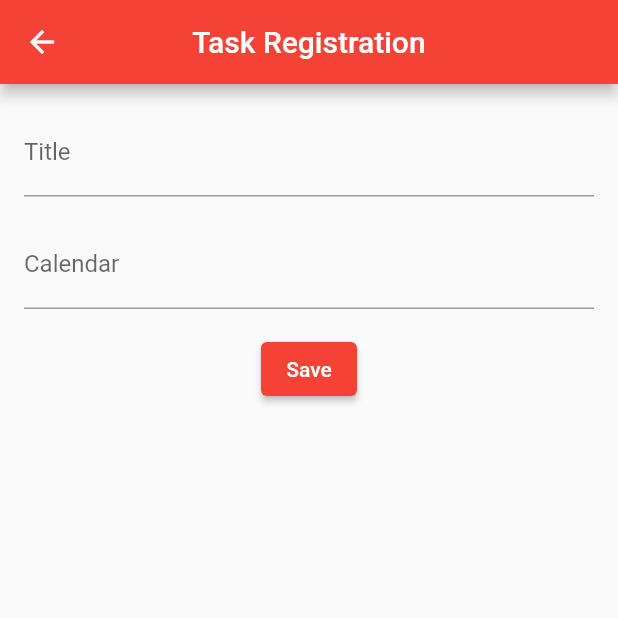
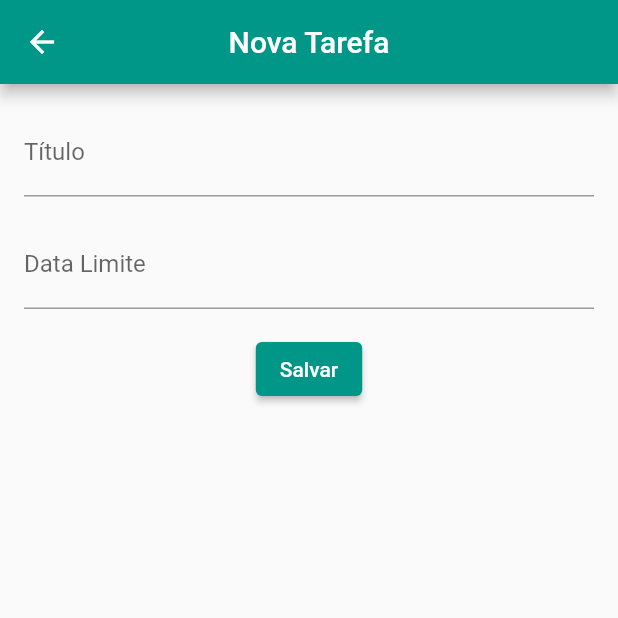
Before and after one commit to lucasmartinsribeiro/task_manager, a Flutter app: the screen it shows after launch, after a tap on the "add" icon, on a phone screen of 412 x 824 dp, the top half of it. Run offline on Flutter 3.47's test engine with Material 2 defaults, Android fonts, the phone set to English and light mode, and no system bars.

Commit message:
formatacao da data

```diff
--- a/lib/form.dart
+++ b/lib/form.dart
@@ -1,17 +1,17 @@
 import 'package:flutter/material.dart';
 import 'package:task_manager/main.dart';
+import 'package:intl/intl.dart';
 import 'task_controller.dart';
 import 'task.dart';
 
 void main() => runApp(MaterialApp(
       title: 'Navigation',
-    theme: ThemeData(primarySwatch: Colors.red),
+      theme: ThemeData(primarySwatch: Colors.teal),
       home: const MyTask(),
       debugShowCheckedModeBanner: false,
     ));
 
 class MyTask extends StatefulWidget {
-
   const MyTask({Key? key}) : super(key: key);
 
   @override
@@ -23,11 +23,13 @@ class _MyTaskState extends State<MyTask> {
 
   final TextEditingController _controllerCalendar = TextEditingController();
 
+  DateTime selectedDate = DateTime.now();
+
   @override
   Widget build(BuildContext context) {
     return Scaffold(
       appBar: AppBar(
-          title: const Text('Task Registration'),
+        title: const Text('Nova Tarefa'),
         centerTitle: true,
       ),
       body: Padding(
@@ -36,25 +38,27 @@ class _MyTaskState extends State<MyTask> {
           children: <Widget>[
             TextField(
               controller: _controllerTitle,
-                decoration: const InputDecoration(labelText: 'Title'),
+              decoration: const InputDecoration(labelText: 'Título'),
             ),
             Padding(
               padding: const EdgeInsets.only(top: 16.0),
               child: TextField(
                   controller: _controllerCalendar,
-                  decoration: const InputDecoration(labelText: 'Calendar'),
+                  decoration: const InputDecoration(labelText: 'Data Limite'),
                   onTap: () async {
-                    var date = await showDatePicker(context: context, initialDate: DateTime.now(),
-                      firstDate: DateTime(2022), lastDate: DateTime(2050)
-                    );
-                    _controllerCalendar.text = date.toString();
-                  }
-                ),
+                    DateTime? date = await showDatePicker(
+                        context: context,
+                        initialDate: selectedDate,
+                        firstDate: DateTime(2022),
+                        lastDate: DateTime(2050));
+                    _controllerCalendar.text =
+                        DateFormat('dd/MM/yyyy').format(date!);
+                  }),
             ),
             Padding(
               padding: const EdgeInsets.only(top: 16.0),
               child: ElevatedButton(
-                  child: const Text('Save'),
+                child: const Text('Salvar'),
                 onPressed: () {
                   final String title = _controllerTitle.text;
                   final String calendar = _controllerCalendar.text;
@@ -65,15 +69,19 @@ class _MyTaskState extends State<MyTask> {
                     TaskController.list.add(Task(title, calendar));
                   }
 
-                  showDialog(context: context, builder: (BuildContext context) => AlertDialog(
-                    title: const Text ('Success'),
-                    content: const Text('Saved successfully'),
+                  showDialog(
+                      context: context,
+                      builder: (BuildContext context) => AlertDialog(
+                              title: const Text('Salvo'),
+                              content:
+                                  const Text('A tarefa foi salva com sucesso!'),
                               actions: <Widget>[
-                      TextButton(onPressed: () => {callScreen(context, const MyHomePage())},
+                                TextButton(
+                                  onPressed: () =>
+                                      {callScreen(context, const MyHomePage())},
                                   child: const Text('Ok'),
                                 )
-                    ]
-                  ));
+                              ]));
                 },
               ),
             ),
@@ -92,6 +100,5 @@ ElevatedButton buttonBack(BuildContext context) {
           context,
           MaterialPageRoute(builder: (context) => const MyTask()),
         );
+      });
 }
-  );
-}
--- a/lib/main.dart
+++ b/lib/main.dart
@@ -1,12 +1,18 @@
 import 'package:task_manager/form.dart';
 import 'package:flutter/material.dart';
+import 'package:flutter_localizations/flutter_localizations.dart';
 import 'task_controller.dart';
 import 'form.dart';
 
 void main() {
   runApp(MaterialApp(
+    localizationsDelegates: [
+      GlobalMaterialLocalizations.delegate,
+      GlobalWidgetsLocalizations.delegate
+    ],
+    supportedLocales: [const Locale('pt', 'BR')],
     title: 'Navigation',
-    theme: ThemeData(primarySwatch: Colors.red),
+    theme: ThemeData(primarySwatch: Colors.teal),
     home: const MyHomePage(),
     debugShowCheckedModeBanner: false,
   ));
@@ -20,12 +26,11 @@ class MyHomePage extends StatefulWidget {
 }
 
 class _MyHomePageState extends State<MyHomePage> {
-
   @override
   Widget build(BuildContext context) {
     return Scaffold(
       appBar: AppBar(
-        title: const Text('Task List'),
+        title: const Text('Lista de Tarefas'),
         centerTitle: true,
       ),
       body: Container(
@@ -33,15 +38,17 @@ class _MyHomePageState extends State<MyHomePage> {
           child: ListView.builder(
             itemBuilder: (BuildContext, index) {
               return Card(
-              color: Colors.grey[200],
+                color: Colors.teal.shade50,
                 child: ListTile(
                   title: Text(TaskController.list[index].title),
                   subtitle: Text(TaskController.list[index].calendar),
                   trailing: Row(
                     mainAxisSize: MainAxisSize.min,
                     children: [
-                    IconButton(onPressed: () {}, icon: const Icon(Icons.edit)),
-                    IconButton(onPressed: () {}, icon: const Icon(Icons.delete)),
+                      IconButton(
+                          onPressed: () {}, icon: const Icon(Icons.edit)),
+                      IconButton(
+                          onPressed: () {}, icon: const Icon(Icons.delete)),
                     ],
                   ),
                 ),
@@ -50,8 +57,7 @@ class _MyHomePageState extends State<MyHomePage> {
             itemCount: TaskController.list.length,
             shrinkWrap: true,
             padding: const EdgeInsets.all(10),
-        )
-      ),
+          )),
       floatingActionButton: FloatingActionButton(
         onPressed: () {
           callScreen(context, const MyTask());
--- a/pubspec.yaml
+++ b/pubspec.yaml
@@ -29,15 +29,17 @@ environment:
 dependencies:
   flutter:
     sdk: flutter
+  flutter_localizations:
+    sdk: flutter
 
   # The following adds the Cupertino Icons font to your application.
   # Use with the CupertinoIcons class for iOS style icons.
   cupertino_icons: ^1.0.2
+  intl: ^0.17.0
 
 dev_dependencies:
   flutter_test:
     sdk: flutter
-
   # The "flutter_lints" package below contains a set of recommended lints to
   # encourage good coding practices. The lint set provided by the package is
   # activated in the `analysis_options.yaml` file located at the root of your
```
Also changed, not shown: pubspec.lock. Lines whose indentation alone changed are shown as unchanged.
